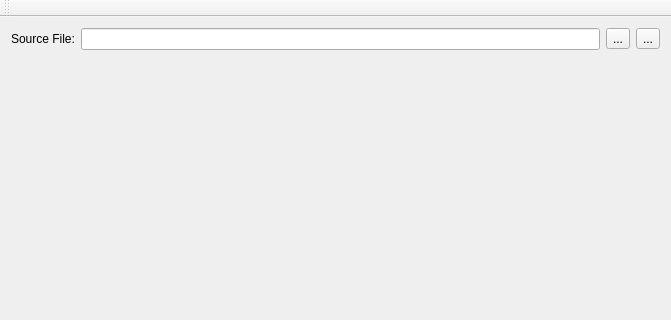
The window that Core/XQEMainWindow.ui (antis81/XQueryEvaluator) describes before a commit, drawn with Qt 5; both pictures show x 0 to 671 and y 0 to 320 of the 671 by 499 pixel window.
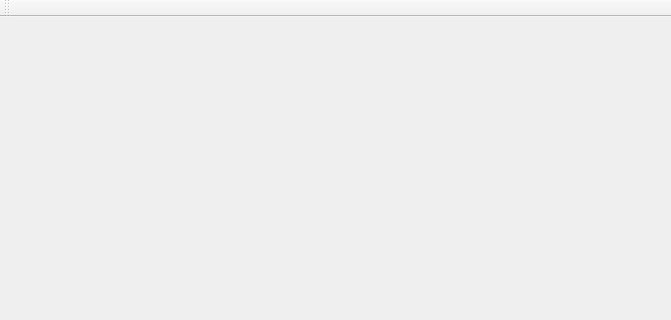
The same window after the commit. Icons and pictures are not drawn.

Commit message: outsourced xml source delegate and moved it to toolbar

The edit to the form file:
```diff
--- a/Core/XQEMainWindow.ui
+++ b/Core/XQEMainWindow.ui
@@ -14,51 +14,7 @@
    <string>XQEMainWindow</string>
   </property>
   <widget class="QWidget" name="centralWidget">
-   <layout class="QGridLayout" name="gridLayout">
-    <item row="0" column="0">
-     <widget class="QLabel" name="label">
-      <property name="sizePolicy">
-       <sizepolicy hsizetype="Maximum" vsizetype="Fixed">
-        <horstretch>0</horstretch>
-        <verstretch>0</verstretch>
-       </sizepolicy>
-      </property>
-      <property name="text">
-       <string>Source File:</string>
-      </property>
-     </widget>
-    </item>
-    <item row="0" column="1" colspan="2">
-     <widget class="QLineEdit" name="textSourceFile"/>
-    </item>
-    <item row="0" column="3">
-     <widget class="QToolButton" name="btnOpenSource">
-      <property name="toolTip">
-       <string>Open an XML source document.</string>
-      </property>
-      <property name="text">
-       <string>...</string>
-      </property>
-     </widget>
-    </item>
-    <item row="1" column="0" colspan="5">
-     <widget class="QWidget" name="myPlace" native="true"/>
-    </item>
-    <item row="0" column="4">
-     <widget class="QToolButton" name="btnViewSource">
-      <property name="toolTip">
-       <string>View the XML source document.</string>
-      </property>
-      <property name="text">
-       <string>...</string>
-      </property>
-      <property name="icon">
-       <iconset resource="resources/xqe_resource.qrc">
-        <normaloff>:/eye.svg</normaloff>:/eye.svg</iconset>
-      </property>
-     </widget>
-    </item>
-   </layout>
+   <layout class="QGridLayout" name="gridLayout"/>
   </widget>
   <widget class="QMenuBar" name="menuBar">
    <property name="geometry">
```
Left out of the diff: 8 changed lines with no effect on the pictures. The commit also changes 6 other files.
